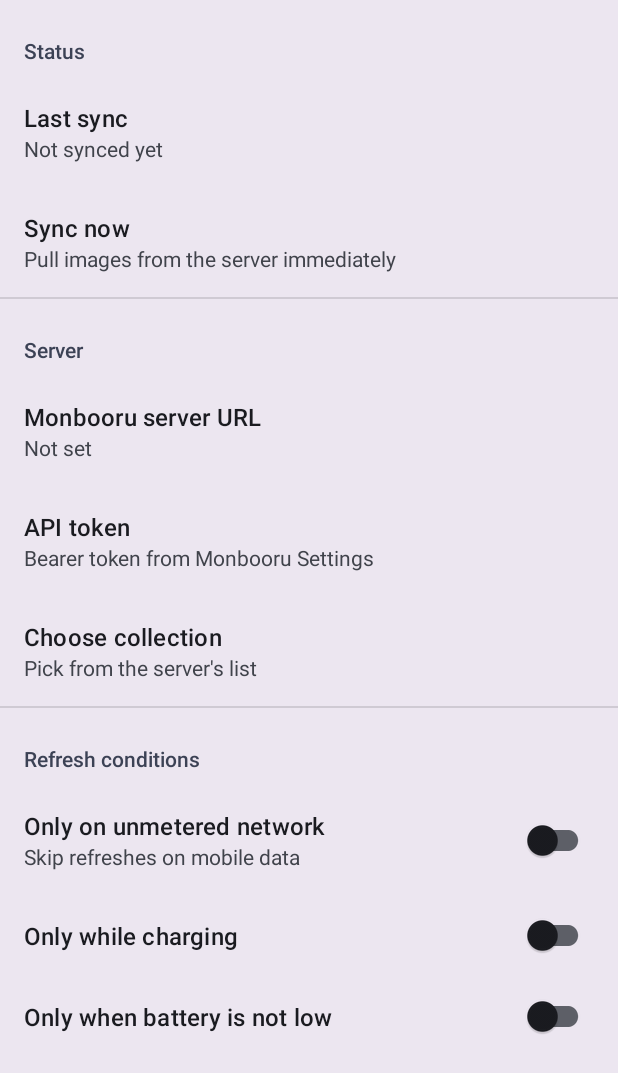
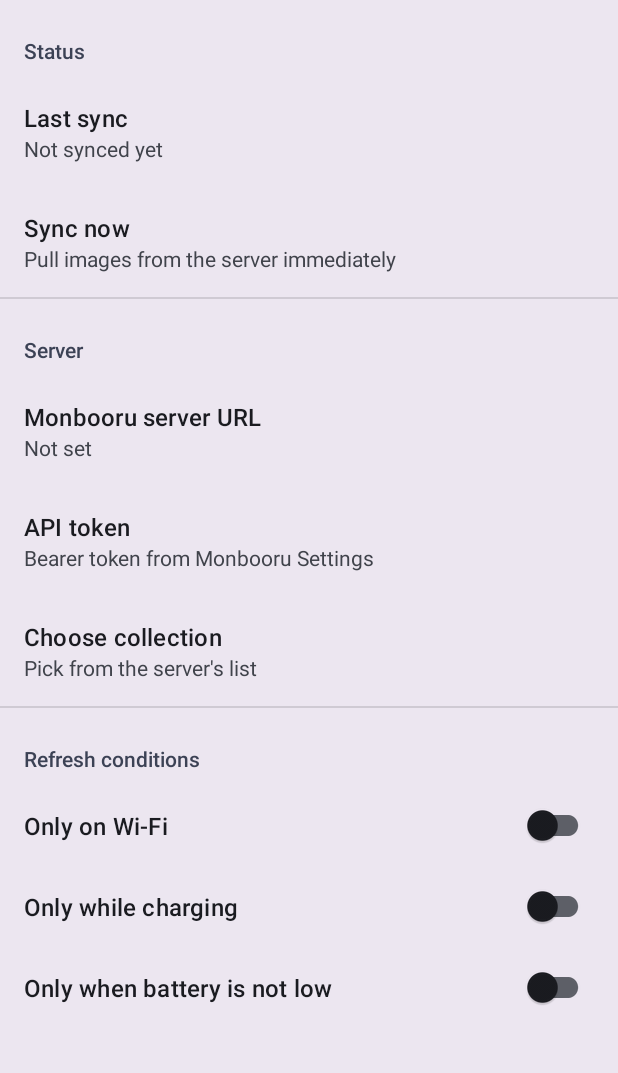
Before and after one commit to atticu55/monbooru-muzei, an Android app: the screen it shows after launch (SettingsActivity), on a phone screen of 412 x 824 dp. Shown: the top 1073 px of the screen. Run offline under Robolectric (Android 15) with nearby library versions, the phone set to English and light mode, and no system bars; our stand-ins replace androidx.preference; 4 statements that could not run were skipped.

Commit message:
v1.9.3: Only on Wi-Fi + drop redundant summary; uniform title-only switch rows

```diff
--- a/app/build.gradle
+++ b/app/build.gradle
@@ -22,8 +22,8 @@ android {
         applicationId "boo.komori.wallpaper"
         minSdk 29
         targetSdk 35
-        versionCode 12
-        versionName "1.9.2"
+        versionCode 13
+        versionName "1.9.3"
     }
 
     buildTypes {
--- a/app/src/main/res/xml/preferences.xml
+++ b/app/src/main/res/xml/preferences.xml
@@ -45,8 +45,7 @@
         <SwitchPreferenceCompat
             app:key="onlyWifi"
             app:defaultValue="false"
-            app:title="Only on unmetered network"
-            app:summary="Skip refreshes on mobile data"
+            app:title="Only on Wi-Fi"
             app:iconSpaceReserved="false" />
 
         <SwitchPreferenceCompat
```
